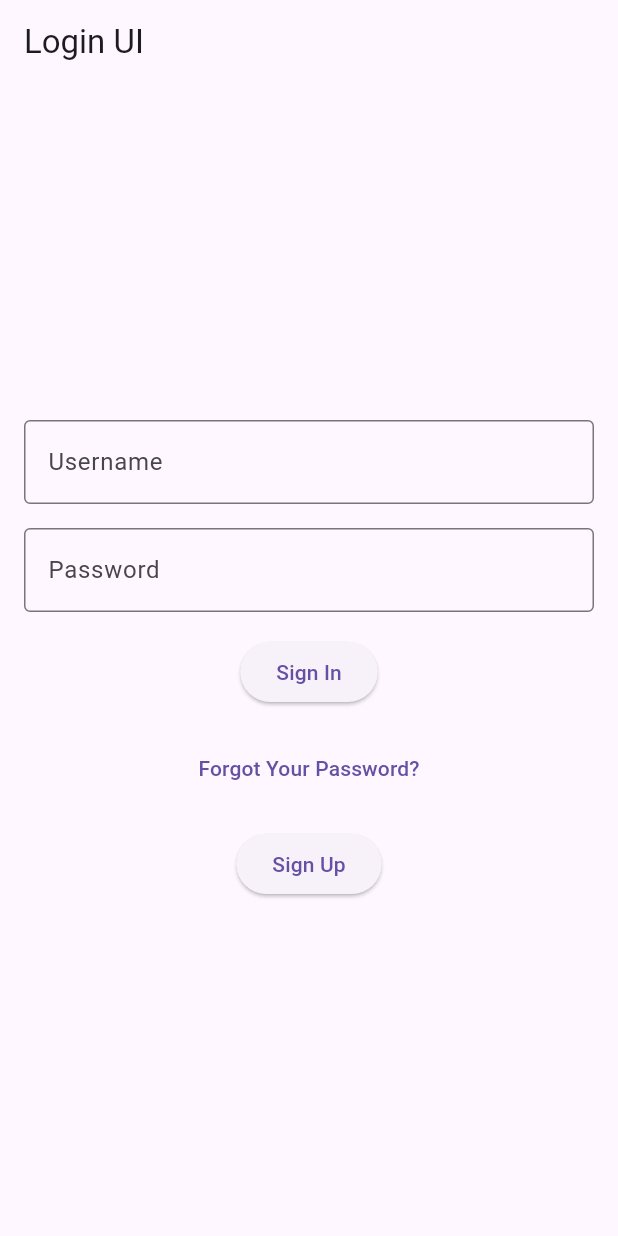
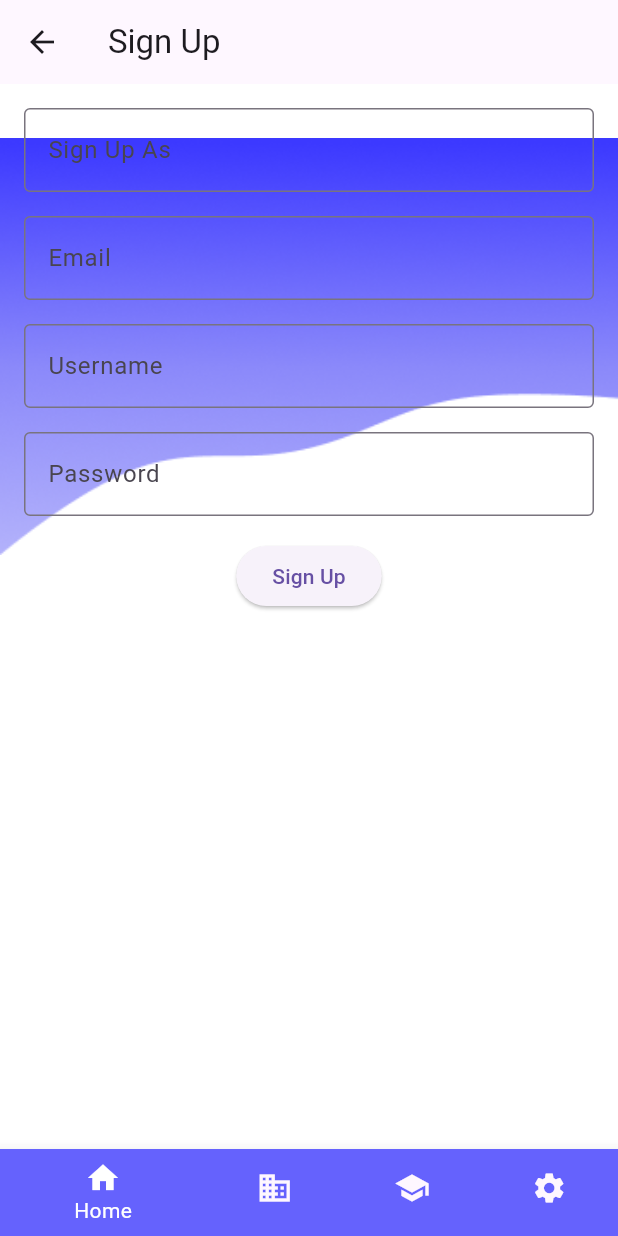
Before and after one commit to Marwahkamilaahmad/Konsultanku, a Flutter app: the screen it shows after launch, after a tap on "Sign Up", on a phone screen of 412 x 824 dp. Run offline on Flutter 3.47's test engine with Material 3 defaults, Android fonts, the phone set to English and light mode, and no system bars.

```diff
--- a/lib/main.dart
+++ b/lib/main.dart
@@ -1,5 +1,6 @@
 import 'package:flutter/material.dart';
 import 'package:konsultanku/pages/loginpage.dart';
+import 'package:konsultanku/pages/showpost.dart';
 
 void main() {
   runApp(MyApp());
@@ -14,6 +15,7 @@ class MyApp extends StatelessWidget {
         primarySwatch: Colors.blue,
       ),
       home: MyHomePage(title: 'Login UI'),
+      // home: ShowPost(),
     );
   }
 }
--- a/lib/pages/loginpage.dart
+++ b/lib/pages/loginpage.dart
@@ -1,4 +1,81 @@
 import 'package:flutter/material.dart';
+import 'package:konsultanku/pages/signup.dart';
+
+
+// class MyHomePage extends StatefulWidget {
+//  MyHomePage({Key? key, required this.title}) : super(key: key);
+
+//  final String title;
+
+//  @override
+//  _MyHomePageState createState() => _MyHomePageState();
+// }
+
+// class _MyHomePageState extends State<MyHomePage> {
+//  TextEditingController _usernameController = TextEditingController();
+//  TextEditingController _passwordController = TextEditingController();
+
+//  @override
+//  Widget build(BuildContext context) {
+//     return Scaffold(
+//       appBar: AppBar(
+//         title: Text(widget.title),
+//       ),
+//       body: Center(
+//         child: Padding(
+//           padding: const EdgeInsets.all(16.0),
+//           child: Column(
+//             mainAxisAlignment: MainAxisAlignment.center,
+//             children: <Widget>[
+//               TextField(
+//                 controller: _usernameController,
+//                 decoration: InputDecoration(
+//                  labelText: 'Username',
+//                  border: OutlineInputBorder(),
+//                 ),
+//               ),
+//               SizedBox(height: 16),
+//               TextField(
+//                 controller: _passwordController,
+//                 obscureText: true,
+//                 decoration: InputDecoration(
+//                  labelText: 'Password',
+//                  border: OutlineInputBorder(),
+//                 ),
+//               ),
+//               SizedBox(height: 16),
+//               ElevatedButton(
+//                 onPressed: () {
+//                  // Handle login functionality here
+//                 },
+//                 child: Text('Sign In'),
+//               ),
+//               SizedBox(height: 16),
+//               TextButton(
+//                 onPressed: () {
+//                  // Handle forgot password functionality here
+//                 },
+//                 child: Text('Forgot Your Password?'),
+//               ),
+//               SizedBox(height: 16),
+//               ElevatedButton(
+//                 onPressed: () {
+//                   Navigator.push(context,
+//                       MaterialPageRoute(builder: (context) => SignUpPage()));
+//                 },
+//                 child: Text('Sign Up'),
+//                 style: ElevatedButton.styleFrom(
+//                   primary: Colors.purple, // Set background color to purple
+//                  onPrimary: Colors.white,
+//                 ),
+//               ),
+//             ],
+//           ),
+//         ),
+//       ),
+//     );
+//  }
+// }
 
 
 class MyHomePage extends StatefulWidget {
@@ -20,7 +97,18 @@ class _MyHomePageState extends State<MyHomePage> {
       appBar: AppBar(
         title: Text(widget.title),
       ),
-      body: Center(
+      body: Stack(
+        children: [
+          Container(
+            height: 350,
+            decoration: BoxDecoration(
+              image: DecorationImage(
+                image: AssetImage('assets/images/Rectangle-30.png'),
+                fit: BoxFit.contain,
+              ),
+            ),
+          ),
+          Center(
             child: Padding(
               padding: const EdgeInsets.all(16.0),
               child: Column(
@@ -59,14 +147,23 @@ class _MyHomePageState extends State<MyHomePage> {
                   SizedBox(height: 16),
                   ElevatedButton(
                     onPressed: () {
-                 // Handle sign up functionality here
+                      Navigator.push(
+                        context,
+                        MaterialPageRoute(builder: (context) => SignUpPage()),
+                      );
                     },
                     child: Text('Sign Up'),
+                    style: ElevatedButton.styleFrom(
+                      primary: Colors.purple,
+                      onPrimary: Colors.white,
+                    ),
                   ),
                 ],
               ),
             ),
           ),
+        ],
+      ),
     );
   }
 }
--- /dev/null
+++ b/lib/pages/signup.dart
@@ -0,0 +1,147 @@
+import 'package:flutter/material.dart';
+
+class SignUpPage extends StatefulWidget {
+  @override
+  _SignUpPageState createState() => _SignUpPageState();
+}
+
+class _SignUpPageState extends State<SignUpPage> {
+  final _formKey = GlobalKey<FormState>();
+  String? _role = "", _email = "", _username = "", _password = "";
+
+  int _selectedIndex = 0;
+
+  void _onItemTapped(int index) {
+    setState(() {
+      _selectedIndex = index;
+    });
+  }
+
+  @override
+  Widget build(BuildContext context) {
+    return Scaffold(
+      backgroundColor: Colors.white,
+      appBar: AppBar(
+        title: Text('Sign Up'),
+      ),
+      body: Stack(children: [
+        Container(
+          height: 350,
+          decoration: BoxDecoration(
+            image: DecorationImage(
+              image: AssetImage('assets/images/Rectangle-30.png'),
+              fit: BoxFit.contain,
+            ),
+          ),
+        ),
+        Center(
+          child: Padding(
+            padding: const EdgeInsets.all(16.0),
+            child: Form(
+              key: _formKey,
+              child: Column(
+                children: <Widget>[
+                  TextFormField(
+                    decoration: InputDecoration(
+                        labelText: 'Sign Up As', border: OutlineInputBorder()),
+                    validator: (value) {
+                      if (value == "") {
+                        return 'enter your role';
+                      }
+                      return null;
+                    },
+                    onSaved: (value) {
+                      _role = value;
+                    },
+                  ),
+                  SizedBox(height: 16),
+                  TextFormField(
+                    decoration: InputDecoration(
+                        labelText: 'Email', border: OutlineInputBorder()),
+                    validator: (value) {
+                      if (value == "") {
+                        return 'Please enter your email';
+                      }
+                      return null;
+                    },
+                    onSaved: (value) {
+                      _email = value;
+                    },
+                  ),
+                  SizedBox(height: 16),
+                  TextFormField(
+                    decoration: InputDecoration(
+                        labelText: 'Username', border: OutlineInputBorder()),
+                    validator: (value) {
+                      if (value == "") {
+                        return 'Please enter your username';
+                      }
+                      return null;
+                    },
+                    onSaved: (value) {
+                      _username = value;
+                    },
+                  ),
+                  SizedBox(height: 16),
+                  TextFormField(
+                    decoration: InputDecoration(
+                        labelText: 'Password', border: OutlineInputBorder()),
+                    validator: (value) {
+                      if (value == "") {
+                        return 'Please enter your password';
+                      }
+                      return null;
+                    },
+                    onSaved: (value) {
+                      _password = value;
+                    },
+                    obscureText: true,
+                  ),
+                  Padding(
+                    padding: const EdgeInsets.symmetric(vertical: 16.0),
+                    child: ElevatedButton(
+                      onPressed: () {
+                        if (_formKey.currentState!.validate()) {
+                          _formKey.currentState!.save();
+                          // TODO: Perform sign up action
+                        }
+                      },
+                      child: Text('Sign Up'),
+                    ),
+                  ),
+                ],
+              ),
+            ),
+          ),
+        )
+      ]),
+      bottomNavigationBar: BottomNavigationBar(
+        items: const <BottomNavigationBarItem>[
+          BottomNavigationBarItem(
+            icon: Icon(Icons.home),
+            label: 'Home',
+            backgroundColor: Color.fromRGBO(101, 98, 253, 1),
+          ),
+          BottomNavigationBarItem(
+            icon: Icon(Icons.business),
+            label: 'Business',
+            backgroundColor: Color.fromRGBO(101, 98, 253, 1),
+          ),
+          BottomNavigationBarItem(
+            icon: Icon(Icons.school),
+            label: 'School',
+            backgroundColor: Color.fromRGBO(101, 98, 253, 1),
+          ),
+          BottomNavigationBarItem(
+            icon: Icon(Icons.settings),
+            label: 'Settings',
+            backgroundColor: Color.fromRGBO(101, 98, 253, 1),
+          ),
+        ],
+        currentIndex: _selectedIndex,
+        selectedItemColor: Color.fromARGB(255, 255, 255, 255),
+        onTap: _onItemTapped,
+      ),
+    );
+  }
+}
--- a/pubspec.yaml
+++ b/pubspec.yaml
@@ -59,8 +59,8 @@ flutter:
   uses-material-design: true
 
   # To add assets to your application, add an assets section, like this:
-  # assets:
-  #   - images/a_dot_burr.jpeg
+  assets:
+    - assets/images/Rectangle-30.png
   #   - images/a_dot_ham.jpeg
 
   # An image asset can refer to one or more resolution-specific "variants", see
```
Also changed, not shown: lib/pages/showpost.dart (added, +29 -0 lines), assets/images/Rectangle-30.png (added), pubspec.lock, 1 other file. Lines whose indentation alone changed are shown as unchanged.
